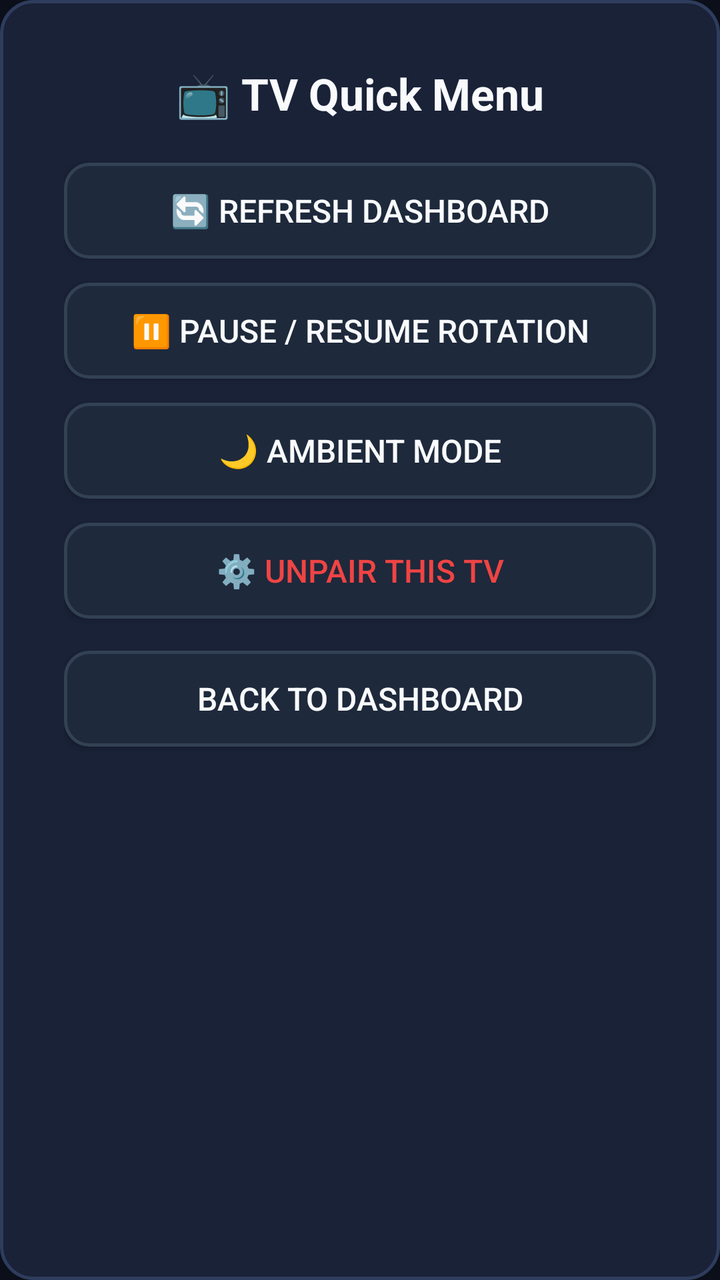
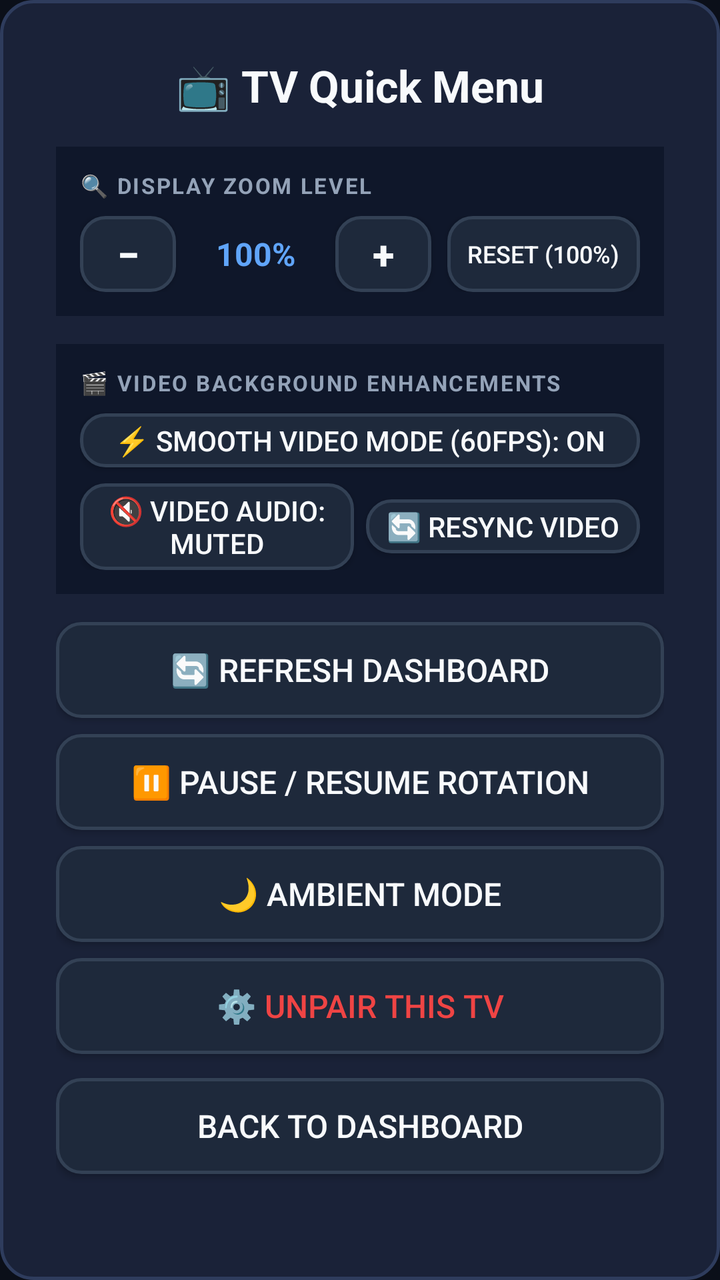

The first picture is an Android layout as it rendered before a commit; the second is the same layout after the commit. The layout source and the unified diff follow.
<!-- AndroidManifest.xml: application theme Theme.FamilyHubTV -->
<!-- res/layout/dialog_quick_menu.xml -->
<?xml version="1.0" encoding="utf-8"?>
<LinearLayout xmlns:android="http://schemas.android.com/apk/res/android"
    android:layout_width="480dp"
    android:layout_height="wrap_content"
    android:background="@drawable/glass_card_bg"
    android:padding="32dp"
    android:orientation="vertical"
    android:gravity="center_horizontal">

    <TextView
        android:layout_width="wrap_content"
        android:layout_height="wrap_content"
        android:text="📺 TV Quick Menu"
        android:textColor="@color/text_primary"
        android:textSize="22sp"
        android:textStyle="bold"
        android:layout_marginBottom="20dp" />

    <Button
        android:id="@+id/menu_btn_refresh"
        style="@style/Widget.FamilyHubTV.Button"
        android:layout_width="match_parent"
        android:layout_height="wrap_content"
        android:text="🔄 Refresh Dashboard"
        android:layout_marginBottom="12dp" />

    <Button
        android:id="@+id/menu_btn_toggle_rotation"
        style="@style/Widget.FamilyHubTV.Button"
        android:layout_width="match_parent"
        android:layout_height="wrap_content"
        android:text="⏸️ Pause / Resume Rotation"
        android:layout_marginBottom="12dp" />

    <Button
        android:id="@+id/menu_btn_screensaver"
        style="@style/Widget.FamilyHubTV.Button"
        android:layout_width="match_parent"
        android:layout_height="wrap_content"
        android:text="🌙 Ambient Mode"
        android:layout_marginBottom="12dp" />

    <Button
        android:id="@+id/menu_btn_unpair"
        style="@style/Widget.FamilyHubTV.Button"
        android:layout_width="match_parent"
        android:layout_height="wrap_content"
        android:text="⚙️ Unpair This TV"
        android:textColor="@color/danger"
        android:layout_marginBottom="16dp" />

    <Button
        android:id="@+id/menu_btn_close"
        style="@style/Widget.FamilyHubTV.Button"
        android:layout_width="match_parent"
        android:layout_height="wrap_content"
        android:text="Back to Dashboard" />

</LinearLayout>
<!-- resources referenced by this layout -->
<resources>
  <color name="danger">#EF4444</color>
  <color name="text_primary">#F8FAFC</color>
  <!-- drawable glass_card_bg (drawable) -->
  <?xml version="1.0" encoding="utf-8"?>
  <shape xmlns:android="http://schemas.android.com/apk/res/android"
      android:shape="rectangle">
      <solid android:color="#1A2238" />
      <stroke
          android:width="1.5dp"
          android:color="#2E3C5D" />
      <corners android:radius="16dp" />
  </shape>
  <style name="Widget.FamilyHubTV.Button" parent="Widget.AppCompat.Button">
          <item name="android:background">@drawable/selector_tv_button</item>
          <item name="android:textColor">@color/text_primary</item>
          <item name="android:paddingLeft">24dp</item>
          <item name="android:paddingRight">24dp</item>
          <item name="android:paddingTop">12dp</item>
          <item name="android:paddingBottom">12dp</item>
          <item name="android:textSize">16sp</item>
          <item name="android:focusable">true</item>
          <item name="android:focusableInTouchMode">false</item>
      </style>
  <style name="Theme.FamilyHubTV" parent="Theme.AppCompat.NoActionBar">
          <item name="colorPrimary">@color/primary</item>
          <item name="colorPrimaryDark">@color/primary_dark</item>
          <item name="colorAccent">@color/accent</item>
          <item name="android:windowBackground">@color/background</item>
          <item name="android:textColor">@color/text_primary</item>
      </style>
  <!-- drawable selector_tv_button (drawable) -->
  <?xml version="1.0" encoding="utf-8"?>
  <selector xmlns:android="http://schemas.android.com/apk/res/android">
      
      <item android:state_focused="true">
          <shape android:shape="rectangle">
              <solid android:color="#2563EB" />
              <stroke android:width="3dp" android:color="#93C5FD" />
              <corners android:radius="12dp" />
          </shape>
      </item>
      
      <item android:state_pressed="true">
          <shape android:shape="rectangle">
              <solid android:color="#1D4ED8" />
              <corners android:radius="12dp" />
          </shape>
      </item>
      
      <item>
          <shape android:shape="rectangle">
              <solid android:color="#1E293B" />
              <stroke android:width="1.5dp" android:color="#334155" />
              <corners android:radius="12dp" />
          </shape>
      </item>
  </selector>
  <color name="primary">#3B82F6</color>
  <color name="primary_dark">#1D4ED8</color>
  <color name="accent">#10B981</color>
  <color name="background">#0B0F19</color>
</resources>

<!-- the commit's change to res/layout/dialog_quick_menu.xml (unified diff, before → after) -->
@@ -1,59 +1,185 @@
 <?xml version="1.0" encoding="utf-8"?>
-<LinearLayout xmlns:android="http://schemas.android.com/apk/res/android"
-    android:layout_width="480dp"
+<ScrollView xmlns:android="http://schemas.android.com/apk/res/android"
+    android:layout_width="520dp"
     android:layout_height="wrap_content"
-    android:background="@drawable/glass_card_bg"
-    android:padding="32dp"
-    android:orientation="vertical"
-    android:gravity="center_horizontal">
+    android:fillViewport="true">
 
-    <TextView
-        android:layout_width="wrap_content"
-        android:layout_height="wrap_content"
-        android:text="📺 TV Quick Menu"
-        android:textColor="@color/text_primary"
-        android:textSize="22sp"
-        android:textStyle="bold"
-        android:layout_marginBottom="20dp" />
-
-    <Button
-        android:id="@+id/menu_btn_refresh"
-        style="@style/Widget.FamilyHubTV.Button"
+    <LinearLayout
         android:layout_width="match_parent"
         android:layout_height="wrap_content"
-        android:text="🔄 Refresh Dashboard"
-        android:layout_marginBottom="12dp" />
+        android:background="@drawable/glass_card_bg"
+        android:padding="28dp"
+        android:orientation="vertical"
+        android:gravity="center_horizontal">
 
-    <Button
-        android:id="@+id/menu_btn_toggle_rotation"
-        style="@style/Widget.FamilyHubTV.Button"
-        android:layout_width="match_parent"
-        android:layout_height="wrap_content"
-        android:text="⏸️ Pause / Resume Rotation"
-        android:layout_marginBottom="12dp" />
+        <TextView
+            android:layout_width="wrap_content"
+            android:layout_height="wrap_content"
+            android:text="📺 TV Quick Menu"
+            android:textColor="@color/text_primary"
+            android:textSize="22sp"
+            android:textStyle="bold"
+            android:layout_marginBottom="16dp" />
 
-    <Button
-        android:id="@+id/menu_btn_screensaver"
-        style="@style/Widget.FamilyHubTV.Button"
-        android:layout_width="match_parent"
-        android:layout_height="wrap_content"
-        android:text="🌙 Ambient Mode"
-        android:layout_marginBottom="12dp" />
+        
+        <LinearLayout
+            android:layout_width="match_parent"
+            android:layout_height="wrap_content"
+            android:orientation="vertical"
+            android:background="#0F172A"
+            android:padding="12dp"
+            android:layout_marginBottom="14dp">
 
-    <Button
-        android:id="@+id/menu_btn_unpair"
-        style="@style/Widget.FamilyHubTV.Button"
-        android:layout_width="match_parent"
-        android:layout_height="wrap_content"
-        android:text="⚙️ Unpair This TV"
-        android:textColor="@color/danger"
-        android:layout_marginBottom="16dp" />
+            <TextView
+                android:layout_width="wrap_content"
+                android:layout_height="wrap_content"
+                android:text="🔍 DISPLAY ZOOM LEVEL"
+                android:textColor="#94A3B8"
+                android:textSize="11sp"
+                android:textStyle="bold"
+                android:letterSpacing="0.08"
+                android:layout_marginBottom="8dp" />
 
-    <Button
-        android:id="@+id/menu_btn_close"
-        style="@style/Widget.FamilyHubTV.Button"
-        android:layout_width="match_parent"
-        android:layout_height="wrap_content"
-        android:text="Back to Dashboard" />
+            <LinearLayout
+                android:layout_width="match_parent"
+                android:layout_height="wrap_content"
+                android:orientation="horizontal"
+                android:gravity="center_vertical">
 
-</LinearLayout>
+                <Button
+                    android:id="@+id/menu_btn_zoom_out"
+                    style="@style/Widget.FamilyHubTV.MiniButton"
+                    android:layout_width="48dp"
+                    android:layout_height="38dp"
+                    android:text="−"
+                    android:textSize="20sp"
+                    android:textStyle="bold" />
+
+                <TextView
+                    android:id="@+id/menu_tv_zoom_display"
+                    android:layout_width="0dp"
+                    android:layout_height="wrap_content"
+                    android:layout_weight="1"
+                    android:gravity="center"
+                    android:textColor="#60A5FA"
+                    android:textSize="16sp"
+                    android:textStyle="bold"
+                    android:text="100%" />
+
+                <Button
+                    android:id="@+id/menu_btn_zoom_in"
+                    style="@style/Widget.FamilyHubTV.MiniButton"
+                    android:layout_width="48dp"
+                    android:layout_height="38dp"
+                    android:text="+"
+                    android:textSize="20sp"
+                    android:textStyle="bold" />
+
+                <Button
+                    android:id="@+id/menu_btn_zoom_reset"
+                    style="@style/Widget.FamilyHubTV.MiniButton"
+                    android:layout_width="wrap_content"
+                    android:layout_height="38dp"
+                    android:layout_marginStart="8dp"
+                    android:text="Reset (100%)"
+                    android:textSize="12sp"
+                    android:paddingStart="10dp"
+                    android:paddingEnd="10dp" />
+            </LinearLayout>
+        </LinearLayout>
+
+        
+        <LinearLayout
+            android:layout_width="match_parent"
+            android:layout_height="wrap_content"
+            android:orientation="vertical"
+            android:background="#0F172A"
+            android:padding="12dp"
+            android:layout_marginBottom="14dp">
+
+            <TextView
+                android:layout_width="wrap_content"
+                android:layout_height="wrap_content"
+                android:text="🎬 VIDEO BACKGROUND ENHANCEMENTS"
+                android:textColor="#94A3B8"
+                android:textSize="11sp"
+                android:textStyle="bold"
+                android:letterSpacing="0.08"
+                android:layout_marginBottom="8dp" />
+
+            <Button
+                android:id="@+id/menu_btn_video_smooth_mode"
+                style="@style/Widget.FamilyHubTV.MiniButton"
+                android:layout_width="match_parent"
+                android:layout_height="wrap_content"
+                android:text="⚡ Smooth Video Mode (60FPS): ON"
+                android:layout_marginBottom="8dp" />
+
+            <LinearLayout
+                android:layout_width="match_parent"
+                android:layout_height="wrap_content"
+                android:orientation="horizontal"
+                android:gravity="center">
+
+                <Button
+                    android:id="@+id/menu_btn_video_audio"
+                    style="@style/Widget.FamilyHubTV.MiniButton"
+                    android:layout_width="0dp"
+                    android:layout_height="wrap_content"
+                    android:layout_weight="1"
+                    android:text="🔇 Video Audio: Muted"
+                    android:layout_marginEnd="6dp" />
+
+                <Button
+                    android:id="@+id/menu_btn_video_resync"
+                    style="@style/Widget.FamilyHubTV.MiniButton"
+                    android:layout_width="0dp"
+                    android:layout_height="wrap_content"
+                    android:layout_weight="1"
+                    android:text="🔄 Resync Video" />
+            </LinearLayout>
+        </LinearLayout>
+
+        
+        <Button
+            android:id="@+id/menu_btn_refresh"
+            style="@style/Widget.FamilyHubTV.Button"
+            android:layout_width="match_parent"
+            android:layout_height="wrap_content"
+            android:text="🔄 Refresh Dashboard"
+            android:layout_marginBottom="8dp" />
+
+        <Button
+            android:id="@+id/menu_btn_toggle_rotation"
+            style="@style/Widget.FamilyHubTV.Button"
+            android:layout_width="match_parent"
+            android:layout_height="wrap_content"
+            android:text="⏸️ Pause / Resume Rotation"
+            android:layout_marginBottom="8dp" />
+
+        <Button
+            android:id="@+id/menu_btn_screensaver"
+            style="@style/Widget.FamilyHubTV.Button"
+            android:layout_width="match_parent"
+            android:layout_height="wrap_content"
+            android:text="🌙 Ambient Mode"
+            android:layout_marginBottom="8dp" />
+
+        <Button
+            android:id="@+id/menu_btn_unpair"
+            style="@style/Widget.FamilyHubTV.Button"
+            android:layout_width="match_parent"
+            android:layout_height="wrap_content"
+            android:text="⚙️ Unpair This TV"
+            android:textColor="@color/danger"
+            android:layout_marginBottom="12dp" />
+
+        <Button
+            android:id="@+id/menu_btn_close"
+            style="@style/Widget.FamilyHubTV.Button"
+            android:layout_width="match_parent"
+            android:layout_height="wrap_content"
+            android:text="Back to Dashboard" />
+
+    </LinearLayout>
+</ScrollView>
<!-- resource entries referenced after the edit -->
@@ -20,6 +20,19 @@
           <item name="android:paddingTop">12dp</item>
           <item name="android:paddingBottom">12dp</item>
           <item name="android:textSize">16sp</item>
+          <item name="android:focusable">true</item>
+          <item name="android:focusableInTouchMode">false</item>
+      </style>
+  <style name="Widget.FamilyHubTV.MiniButton" parent="Widget.AppCompat.Button">
+          <item name="android:background">@drawable/selector_tv_button</item>
+          <item name="android:textColor">@color/text_primary</item>
+          <item name="android:paddingLeft">8dp</item>
+          <item name="android:paddingRight">8dp</item>
+          <item name="android:paddingTop">4dp</item>
+          <item name="android:paddingBottom">4dp</item>
+          <item name="android:minHeight">0dp</item>
+          <item name="android:minWidth">0dp</item>
+          <item name="android:textSize">14sp</item>
           <item name="android:focusable">true</item>
           <item name="android:focusableInTouchMode">false</item>
       </style>
